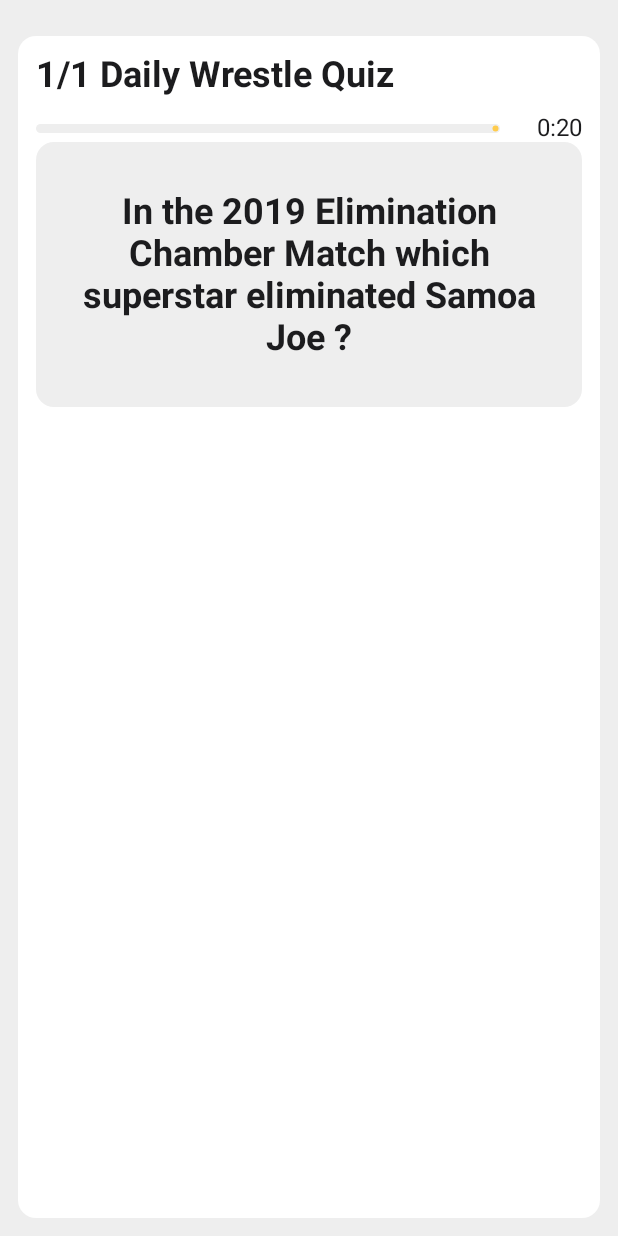
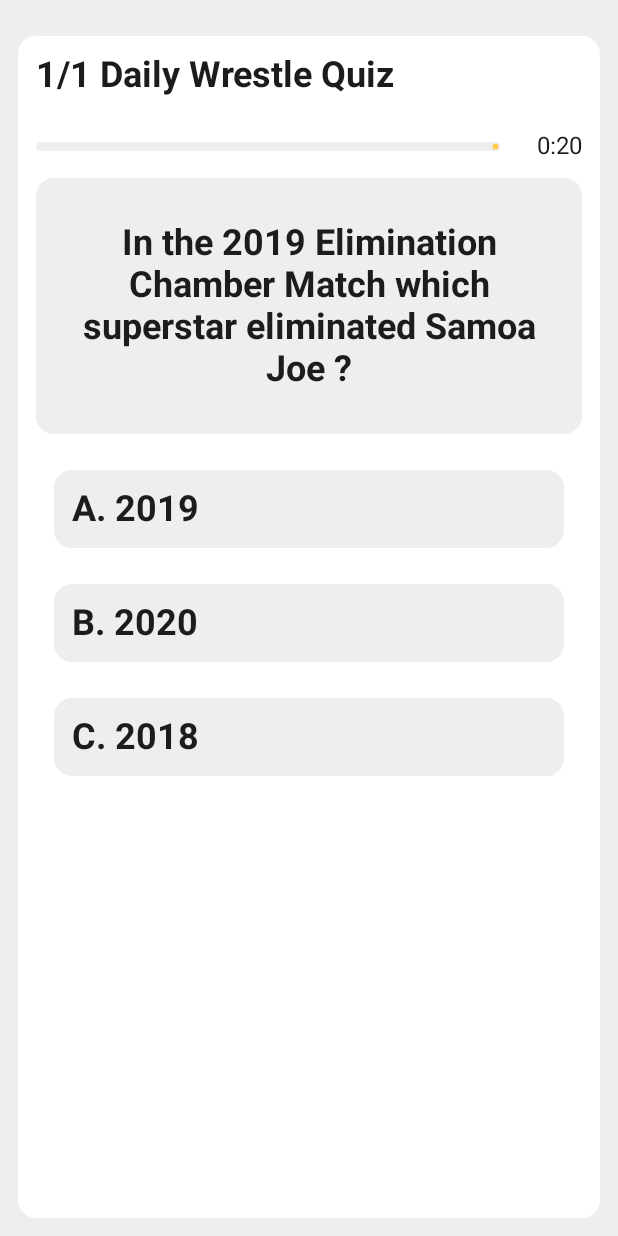
Before and after one commit to danielmbutler/DailyWrestleQuiz, an Android app built with Jetpack Compose: the QuestionScreen screen opened through its navigation route, on a phone screen of 412 x 824 dp. Run offline under Robolectric (Android 15) with nearby library versions, the phone set to English and light mode, and no system bars.

Commit message:
add answer box

```diff
--- a/androidApp/src/main/java/com/dbtechprojects/dailywrestlequiz/android/ui/question/QuestionScreen.kt
+++ b/androidApp/src/main/java/com/dbtechprojects/dailywrestlequiz/android/ui/question/QuestionScreen.kt
@@ -4,12 +4,16 @@
 import androidx.compose.foundation.layout.Arrangement
 import androidx.compose.foundation.layout.Box
 import androidx.compose.foundation.layout.Column
+import androidx.compose.foundation.layout.PaddingValues
 import androidx.compose.foundation.layout.Row
+import androidx.compose.foundation.layout.Spacer
 import androidx.compose.foundation.layout.fillMaxHeight
 import androidx.compose.foundation.layout.fillMaxWidth
 import androidx.compose.foundation.layout.height
 import androidx.compose.foundation.layout.padding
+import androidx.compose.foundation.layout.size
 import androidx.compose.foundation.layout.widthIn
+import androidx.compose.foundation.lazy.LazyColumn
 import androidx.compose.foundation.shape.RoundedCornerShape
 import androidx.compose.material3.LinearProgressIndicator
 import androidx.compose.material3.MaterialTheme
@@ -29,7 +33,9 @@
 import com.dbtechprojects.dailywrestlequiz.android.R
 import com.dbtechprojects.dailywrestlequiz.android.ui.shared.AutoResizedText
 import com.dbtechprojects.dailywrestlequiz.android.ui.shared.PrimaryBodyLarge
+import com.dbtechprojects.dailywrestlequiz.android.ui.shared.ReusableRow
 import com.dbtechprojects.dailywrestlequiz.android.ui.shared.SurfaceSection
+import com.dbtechprojects.dailywrestlequiz.data.model.Question
 import com.dbtechprojects.dailywrestlequiz.data.viewmodels.QuestionViewModel
 
 
@@ -49,14 +55,9 @@
         questions?.getOrNull(currentIndex.intValue)
     }
 
-
-    SurfaceSection {
-        Column(
-            modifier = Modifier.fillMaxWidth(),
-            verticalArrangement = Arrangement.spacedBy(24.dp)
-        ) {
-
-        }
+    SurfaceSection(
+        contentSpacedBy = 12
+    ) {
         QuestionScreenHeaderRow(
             currentIndex,
             questionsSize = questions?.size ?: 0
@@ -65,9 +66,11 @@
             progress,
             remainingText
         )
-
         QuestionBox(
             question = currentQuestion?.question ?: ""
+        )
+        AnswerSection(
+            answers = Question.getAnswers(currentQuestion?.answers ?: "")
         )
     }
 
@@ -135,3 +138,30 @@
         )
     }
 }
+
+@Composable
+fun AnswerSection(
+    answers: List<String>
+) {
+    LazyColumn(
+        contentPadding = PaddingValues(12.dp)
+    ) {
+        items(answers.size) { index ->
+            ReusableRow(
+                onClick = {},
+                color = MaterialTheme.colorScheme.background
+            )
+            {
+                Text(
+                    text = answers[index],
+                    style = MaterialTheme.typography.bodyLarge,
+                    color = MaterialTheme.colorScheme.onBackground,
+                    textAlign = TextAlign.Center,
+                )
+            }
+            if(index != answers.lastIndex){
+                Spacer(modifier = Modifier.size(24.dp))
+            }
+        }
+    }
+}
--- a/androidApp/src/main/java/com/dbtechprojects/dailywrestlequiz/android/ui/shared/Layouts.kt
+++ b/androidApp/src/main/java/com/dbtechprojects/dailywrestlequiz/android/ui/shared/Layouts.kt
@@ -89,7 +89,10 @@
 }
 
 @Composable
-fun SurfaceSection(content: @Composable () -> Unit){
+fun SurfaceSection(
+    contentSpacedBy: Int = 0,
+    content: @Composable () -> Unit
+){
     Box(
         modifier = Modifier
             .fillMaxSize()
@@ -101,7 +104,8 @@
                 .fillMaxSize()
                 .clip(RoundedCornerShape(12.dp))
                 .background(MaterialTheme.colorScheme.surface)
-                .padding(12.dp)
+                .padding(12.dp),
+            verticalArrangement = Arrangement.spacedBy(contentSpacedBy.dp),
         ) {
             content.invoke()
         }
--- a/shared/src/commonMain/kotlin/com/dbtechprojects/dailywrestlequiz/data/model/question.kt
+++ b/shared/src/commonMain/kotlin/com/dbtechprojects/dailywrestlequiz/data/model/question.kt
@@ -22,6 +22,7 @@
         }
 
         fun getAnswers(answers: String): List<String> {
+            if (answers.isEmpty()) return emptyList()
             val split = answers.split(",").map { it.trim() }
             return split.mapIndexed { index, answer -> "${getAnswerLetter(index)}. $answer" }
         }
```
Also changed, not shown: androidApp/src/main/java/com/dbtechprojects/dailywrestlequiz/android/ui/shared/Previews.kt (+43 -1 lines), shared/src/commonMain/kotlin/com/dbtechprojects/dailywrestlequiz/data/usecase/QuestionsUseCase.kt (+10 -0 lines), shared/src/commonMain/kotlin/com/dbtechprojects/dailywrestlequiz/data/viewmodels/QuestionViewModel.kt (+12 -0 lines).
